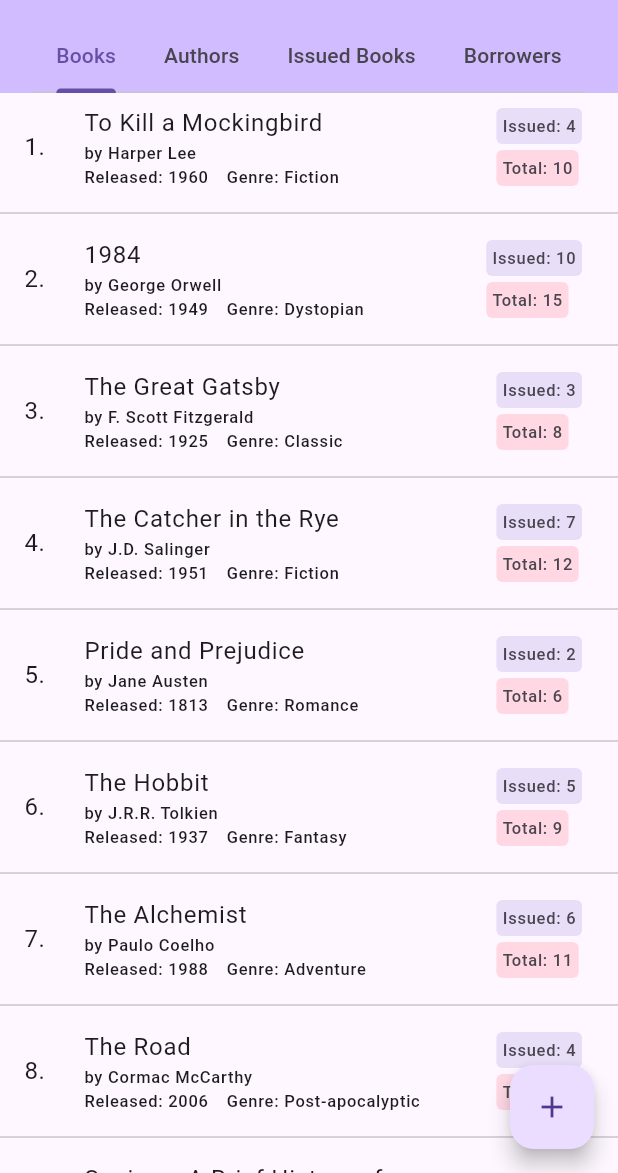
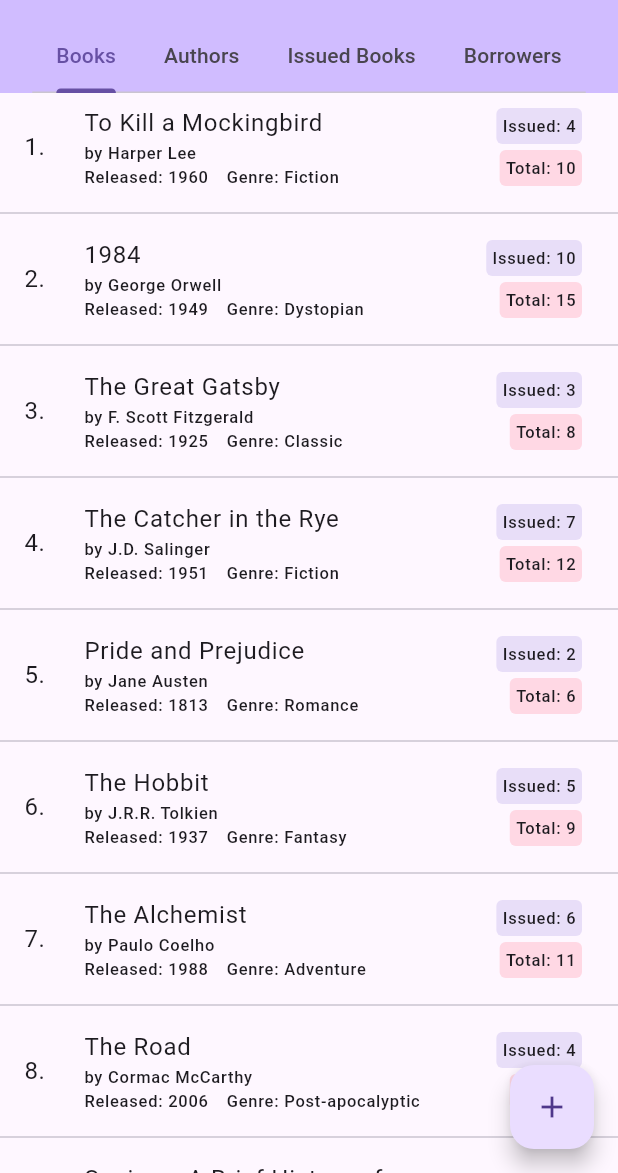
Before and after one commit to imaachman/libertad, a Flutter app: the screen it shows after launch, on a phone screen of 412 x 824 dp, the part 63-1236 px from its top. Run offline on Flutter 3.47's test engine with Material 3 defaults, Android fonts, the phone set to English and light mode, and no system bars; our stand-ins replace flutter_riverpod.

Commit message:
Create authors list UI
- Add mock authors data
- Create authors list screen UI

```diff
--- a/lib/features/books/screens/books_screen.dart
+++ b/lib/features/books/screens/books_screen.dart
@@ -1,13 +1,12 @@
 import 'package:flutter/material.dart';
-import 'package:flutter_riverpod/flutter_riverpod.dart';
 import 'package:libertad/data/mock/mock_books.dart';
 import 'package:libertad/widgets/book_list_tile.dart';
 
-class BooksPage extends ConsumerWidget {
+class BooksPage extends StatelessWidget {
   const BooksPage({super.key});
 
   @override
-  Widget build(BuildContext context, WidgetRef ref) {
+  Widget build(BuildContext context) {
     return ListView.separated(
       itemCount: mockBooks.length,
       separatorBuilder: (context, index) => const Divider(),
--- a/lib/main.dart
+++ b/lib/main.dart
@@ -1,5 +1,6 @@
 import 'package:flutter/material.dart';
 import 'package:flutter_riverpod/flutter_riverpod.dart';
+import 'package:libertad/features/books/screens/authors_screen.dart';
 import 'package:libertad/features/books/screens/books_screen.dart';
 
 void main() {
@@ -34,6 +35,13 @@ class _HomePageState extends State<HomePage>
     Tab(text: 'Borrowers'),
   ];
 
+  final List<Widget> _tabViews = const [
+    BooksPage(),
+    AuthorsPage(),
+    BooksPage(),
+    AuthorsPage(),
+  ];
+
   late final TabController _tabController;
 
   @override
@@ -56,7 +64,7 @@ class _HomePageState extends State<HomePage>
       ),
       body: TabBarView(
         controller: _tabController,
-        children: _tabs.map((tab) => const BooksPage()).toList(),
+        children: _tabs.map((tab) => _tabViews[_tabs.indexOf(tab)]).toList(),
       ),
       floatingActionButton: FloatingActionButton(
         onPressed: () {},
--- a/lib/widgets/book_list_tile.dart
+++ b/lib/widgets/book_list_tile.dart
@@ -17,7 +17,7 @@ class BookListTile extends StatelessWidget {
             '${index + 1}.',
             style: Theme.of(context).textTheme.bodyLarge,
           ),
-          // TODO: Add image support.
+          // TODO: Add book images.
           // const SizedBox(width: 12),
           // Image.file(File(book.coverImage)),
         ],
@@ -40,7 +40,7 @@ class BookListTile extends StatelessWidget {
       subtitleTextStyle: Theme.of(context).textTheme.labelSmall,
       trailing: Column(
         mainAxisAlignment: MainAxisAlignment.spaceAround,
-        crossAxisAlignment: CrossAxisAlignment.start,
+        crossAxisAlignment: CrossAxisAlignment.end,
         children: [
           Container(
             padding: const EdgeInsets.all(4),
@@ -48,7 +48,10 @@ class BookListTile extends StatelessWidget {
               borderRadius: BorderRadius.circular(4),
               color: Theme.of(context).colorScheme.secondaryContainer,
             ),
-            child: Text('Issued: ${book.issuedCopies}'),
+            child: Text(
+              'Issued: ${book.issuedCopies}',
+              style: Theme.of(context).textTheme.labelSmall,
+            ),
           ),
           Container(
             padding: const EdgeInsets.all(4),
@@ -56,7 +59,10 @@ class BookListTile extends StatelessWidget {
               borderRadius: BorderRadius.circular(4),
               color: Theme.of(context).colorScheme.tertiaryContainer,
             ),
-            child: Text('Total: ${book.totalCopies}'),
+            child: Text(
+              'Total: ${book.totalCopies}',
+              style: Theme.of(context).textTheme.labelSmall,
+            ),
           ),
         ],
       ),
```
Also changed, not shown: lib/data/mock/mock_authors.dart (added, +94 -0 lines), lib/data/models/author_model.dart (added, +11 -0 lines), lib/features/books/screens/authors_screen.dart (added, +21 -0 lines), lib/widgets/author_list_tile.dart (added, +31 -0 lines).
